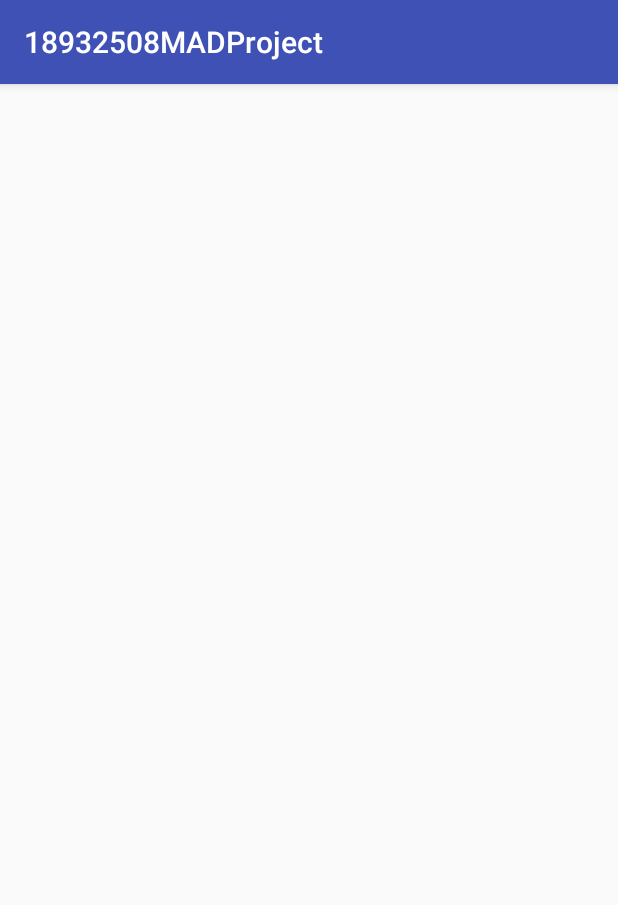
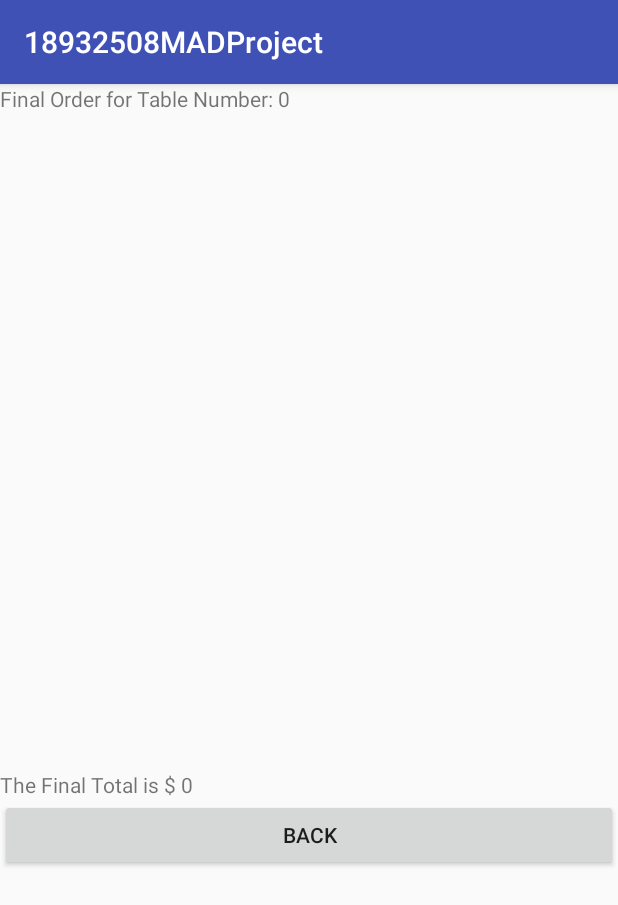
Before and after one commit to 18932508/MADAssignment, an Android app: the OrderMain screen opened directly, with no data from a screen before it, after a tap on "SUB TOTAL", on a phone screen of 412 x 824 dp. Shown: the top 905 px of the screen. Run offline under Robolectric (Android 15) with nearby library versions, the phone set to English and light mode, and no system bars; 1 other tap on this screen came first.

Commit message:
SubTotal is done
- fixed how minusing quantity works
- fixed how orderarray is passed around
- cleaned up code a little
- add image to main screen for looks

- need to work on load menu if i want

```diff
--- a/app/src/main/java/com/example/f8lin/a18932508madproject/OrderListAdapter.java
+++ b/app/src/main/java/com/example/f8lin/a18932508madproject/OrderListAdapter.java
@@ -45,10 +45,6 @@ public class OrderListAdapter extends BaseAdapter {
 
     @Override
     public View getView(int position, View view, ViewGroup viewGroup) {
-
-        //View itemView = view;
-        //itemView = (itemView == null) ? inflater.inflate(R.layout.order_main_item, null): itemView;
-        //if(convertView = null)
         inflater = LayoutInflater.from(mContext);
         view = inflater.inflate(mResource, viewGroup, false);
 
--- a/app/src/main/java/com/example/f8lin/a18932508madproject/OrderMain.java
+++ b/app/src/main/java/com/example/f8lin/a18932508madproject/OrderMain.java
@@ -1,29 +1,30 @@
 package com.example.f8lin.a18932508madproject;
 
-import android.app.Activity;
 import android.content.Intent;
 import android.support.v7.app.AppCompatActivity;
 import android.os.Bundle;
 import android.util.Log;
 import android.view.View;
 import android.widget.AdapterView;
-import android.widget.ArrayAdapter;
 import android.widget.Button;
+import android.widget.ImageView;
 import android.widget.ListView;
 import android.widget.TextView;
+import android.widget.Toast;
 
 import java.util.ArrayList;
-import java.util.List;
 
 public class OrderMain extends AppCompatActivity {
 
-    private static List<Food> menuArray = new ArrayList<Food>();
     private static ArrayList<Food> orderArray = new ArrayList<>();
     private OrderListAdapter adapter;
     private ListView orderListView;
     private TextView warningText;
+    private TextView totalView;
     private Button addToOrder;
     private Button subTotal;
+    private int total;
+
 
     @Override
     protected void onCreate(Bundle savedInstanceState) {
@@ -32,10 +33,9 @@ public class OrderMain extends AppCompatActivity {
 
         orderListView = (ListView) findViewById(R.id.orderListView);
         warningText = (TextView)  findViewById(R.id.warningTextView);
+        totalView = (TextView)  findViewById(R.id.totalView);
         addToOrder = (Button) findViewById(R.id.addToOrderButton);
         subTotal = (Button) findViewById(R.id.subTotalButton);
-
-        menuArray = MainActivity.getMenuArray();
 
         checkWarningText();
 
@@ -47,7 +47,7 @@ public class OrderMain extends AppCompatActivity {
             public void onItemClick(AdapterView<?> adapterView, View view, int i, long l) {
                 Food food = (Food) adapterView.getAdapter().getItem(i);
                 minusFoodItem(food);
-                //Toast.makeText(getApplicationContext(), "Click Product id = " + view.getTag(), Toast.LENGTH_SHORT).show();
+                //Toast.makeText(getApplicationContext(), "Minus Food", Toast.LENGTH_SHORT).show();
             }
         });
 
@@ -63,51 +63,47 @@ public class OrderMain extends AppCompatActivity {
             public void onClick(View view) {
                 //add check for empty order array and make pop up if it happens!!!
                 Intent i = new Intent(OrderMain.this, SubTotal.class);
-                startActivity(i);
+                startActivityForResult(i ,2);
             }
         });
     }
 
     @Override
     protected void onActivityResult(int requestCode, int resultCode, Intent data) {
-
-        Log.d("TEST", "BACK");
-
         if (requestCode == 1) {
-            if(resultCode == Activity.RESULT_OK){
-                //ArrayList<Food> test = (ArrayList<Food>) data.getSerializableExtra("results");
-                ArrayList<Food> test = OrderAdd.getOrderArray();
-                setOrderArray(test);
-            }
-            if (resultCode == Activity.RESULT_CANCELED) {
-                //Write your code if there's no result
-            }
+            setOrderArray();
+        }
+        if(requestCode == 2)
+        {
+            setOrderArray();
         }
     }
 
-    public void setOrderArray (ArrayList ar)
+    public void setOrderArray ()
     {
-        orderArray = ar;
         for(Food f: orderArray)
         {
             String memes = f.getName() + " " + f.getQuantity();
             Log.d("TEST", memes);
         }
         adapter.updateReceiptsList(orderArray);
+        getTotal();
     }
     public void minusFoodItem (Food food)
     {
-        Log.d("Test", "minusFoodItem");
         food.decQuantity();
         if(food.getQuantity() == 0)
         {
             orderArray.remove(food);
             checkWarningText();
+            getTotal();
             adapter.updateReceiptsList(orderArray);
             return;
         }
+        getTotal();
         adapter.updateReceiptsList(orderArray);
         checkWarningText();
+        return;
     }
     public void checkWarningText()
     {
@@ -119,8 +115,20 @@ public class OrderMain extends AppCompatActivity {
             warningText.setText("Current Order");
         }
     }
-
     public static ArrayList<Food> getOrderArray() {
         return orderArray;
     }
+    public static void setOrderArrayList(ArrayList<Food> fl)
+    {
+        orderArray = fl;
+    }
+    public void getTotal()
+    {
+        total = 0;
+        for (Food f: orderArray)
+        {
+            total+= f.getQuantity() * f.getCost();
+        }
+        totalView.setText("Your current Total is $ " + String.valueOf(total));
+    }
 }
--- a/app/src/main/java/com/example/f8lin/a18932508madproject/SubTotal.java
+++ b/app/src/main/java/com/example/f8lin/a18932508madproject/SubTotal.java
@@ -1,22 +1,58 @@
 package com.example.f8lin.a18932508madproject;
 
+import android.app.Activity;
+import android.content.Intent;
 import android.support.v7.app.AppCompatActivity;
 import android.os.Bundle;
+import android.util.Log;
+import android.view.View;
+import android.widget.Button;
+import android.widget.ListView;
+import android.widget.TextView;
 
 import java.util.ArrayList;
 
 public class SubTotal extends AppCompatActivity {
 
     private ArrayList<Food> orderSubTotal;
+    private Button backButton;
+    private ListView subtotalView;
+    private TextView totalCost;
+    private TextView subtotalWelcome;
+    private OrderListAdapter adapter;
+    private int total;
 
     @Override
     protected void onCreate(Bundle savedInstanceState) {
         super.onCreate(savedInstanceState);
         setContentView(R.layout.activity_sub_total);
 
-
+        backButton = (Button) findViewById(R.id.backButtonST);
+        subtotalView = (ListView) findViewById(R.id.subtotalView);
+        totalCost = (TextView) findViewById(R.id.totalCost);
+        subtotalWelcome = (TextView) findViewById(R.id.subtotalWelcome);
 
         orderSubTotal = OrderMain.getOrderArray();
 
+        adapter = new OrderListAdapter(this, R.layout.order_main_item, orderSubTotal);
+        subtotalView.setAdapter(adapter);
+
+        total = 0;
+
+        subtotalWelcome.setText("Final Order for Table Number: " + String.valueOf(MainActivity.getTableNumber()));
+
+        for(Food f: orderSubTotal)
+        {
+            total += f.getQuantity() * f.getCost();
+        }
+        totalCost.setText("The Final Total is $ " + String.valueOf(total));
+
+        backButton.setOnClickListener(new View.OnClickListener() {
+            @Override
+            public void onClick(View view) {
+                finish();
+
+            }
+        });
     }
 }
--- a/app/src/main/res/layout/activity_order_add.xml
+++ b/app/src/main/res/layout/activity_order_add.xml
@@ -33,7 +33,7 @@
             android:id="@+id/backButton"
             android:layout_width="match_parent"
             android:layout_height="wrap_content"
-            android:text="Button" />
+            android:text="Back" />
     </LinearLayout>
 
 </android.support.constraint.ConstraintLayout>
--- a/app/src/main/res/layout/activity_sub_total.xml
+++ b/app/src/main/res/layout/activity_sub_total.xml
@@ -9,5 +9,30 @@
     <LinearLayout
         android:layout_width="match_parent"
         android:layout_height="match_parent"
-        android:orientation="vertical"></LinearLayout>
+        android:orientation="vertical">
+
+        <TextView
+            android:id="@+id/subtotalWelcome"
+            android:layout_width="match_parent"
+            android:layout_height="32dp"
+            android:text="Final Subtotal" />
+
+        <ListView
+            android:id="@+id/subtotalView"
+            android:layout_width="match_parent"
+            android:layout_height="425dp">
+
+        </ListView>
+
+        <TextView
+            android:id="@+id/totalCost"
+            android:layout_width="match_parent"
+            android:layout_height="wrap_content" />
+
+        <Button
+            android:id="@+id/backButtonST"
+            android:layout_width="match_parent"
+            android:layout_height="wrap_content"
+            android:text="Back" />
+    </LinearLayout>
 </android.support.constraint.ConstraintLayout>
```
Also changed, not shown: app/src/main/java/com/example/f8lin/a18932508madproject/MainActivity.java (+10 -10 lines), app/src/main/java/com/example/f8lin/a18932508madproject/OrderAdd.java (+1 -16 lines), app/src/main/res/layout/activity_main.xml (+4 -6 lines), app/src/main/res/layout/activity_order_main.xml (+6 -1 lines), app/src/main/res/drawable/app_logo.png (added).
